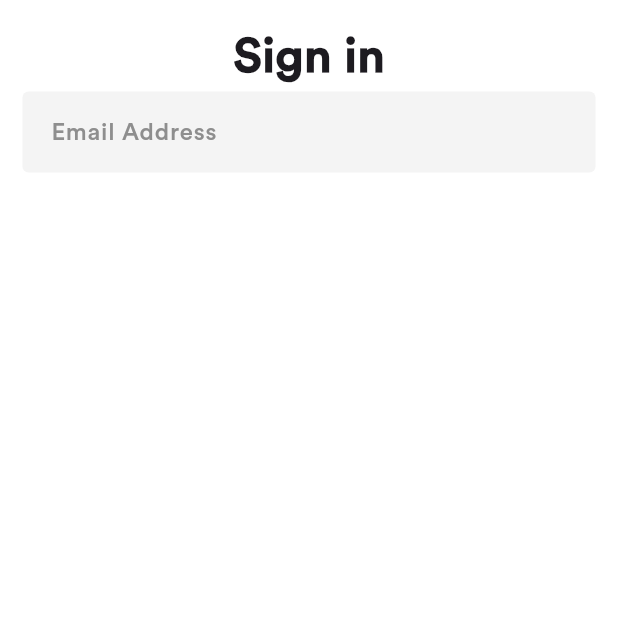
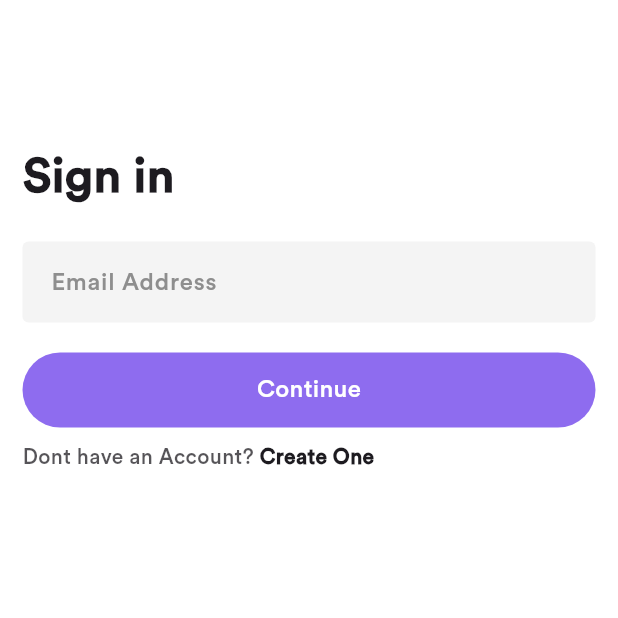
Before and after one commit to MohamedElnaggar0/store_app, a Flutter app: the screen it shows after launch, on a phone screen of 412 x 824 dp, the top half of it. Run offline on Flutter 3.47's test engine with Material 3 defaults, Android fonts, the phone set to English and light mode, and no system bars; our stand-ins replace flutter_bloc, go_router.

Commit message:
create custom botton and finished sign in view ui

```diff
--- /dev/null
+++ b/devtools_options.yaml
@@ -0,0 +1,3 @@
+description: This file stores settings for Dart & Flutter DevTools.
+documentation: https://docs.flutter.dev/tools/devtools/extensions#configure-extension-enablement-states
+extensions:
--- a/lib/core/configs/app_router.dart
+++ b/lib/core/configs/app_router.dart
@@ -1,9 +1,9 @@
 import 'package:go_router/go_router.dart';
-import 'package:store_app/features/auth/presentation/views/signin.dart';
+import 'package:store_app/features/auth/presentation/views/signin_email.dart';
 import 'package:store_app/features/splash/presentation/views/splash_view.dart';
 
 abstract class AppRouter {
-  static const kHomeView = '/homeView';
+  static const kSigninEmailView = '/signinEmailView';
 
   static final router = GoRouter(
     routes: [
@@ -12,8 +12,8 @@ abstract class AppRouter {
         builder: (context, state) => const SplashView(),
       ),
       GoRoute(
-        path: kHomeView,
-        builder: (context, state) => const SigninView(),
+        path: kSigninEmailView,
+        builder: (context, state) => const SigninEmailView(),
       ),
     ],
   );
--- a/lib/core/configs/app_theme.dart
+++ b/lib/core/configs/app_theme.dart
@@ -38,7 +38,7 @@ class AppTheme {
       fillColor: AppColor.darkSecondBackgroundColor,
       hintStyle: const TextStyle(
           color: Color(0xFFA7A7A7), fontWeight: FontWeight.w500),
-      contentPadding: EdgeInsets.all(10),
+      contentPadding: EdgeInsets.all(20),
       border: OutlineInputBorder(
         borderRadius: BorderRadius.circular(4),
         borderSide: BorderSide.none,
--- a/lib/features/auth/presentation/views/signin.dart
+++ b/lib/features/auth/presentation/views/signin_email.dart
@@ -1,13 +1,13 @@
 import 'package:flutter/material.dart';
 import 'package:store_app/features/auth/presentation/widgets/signin_view_body.dart';
 
-class SigninView extends StatelessWidget {
-  const SigninView({super.key});
+class SigninEmailView extends StatelessWidget {
+  const SigninEmailView({super.key});
 
   @override
   Widget build(BuildContext context) {
     return const Scaffold(
-      body: SigninViewBody(),
+      body: SigninEmailViewBody(),
     );
   }
 }
--- /dev/null
+++ b/lib/features/auth/presentation/widgets/custom_button.dart
@@ -0,0 +1,23 @@
+import 'package:flutter/material.dart';
+import 'package:store_app/core/configs/app_color.dart';
+
+class CustomButton extends StatelessWidget {
+  const CustomButton({super.key, required this.text});
+  final String text;
+  @override
+  Widget build(BuildContext context) {
+    return Container(
+      height: 50,
+      width: double.infinity,
+      decoration: BoxDecoration(
+          color: AppColor.primaryColor,
+          borderRadius: BorderRadius.circular(25)),
+      child: Center(
+        child: Text(
+          text,
+          style: const TextStyle(color: Colors.white, fontSize: 16),
+        ),
+      ),
+    );
+  }
+}
--- a/lib/features/auth/presentation/widgets/custom_text_field.dart
+++ b/lib/features/auth/presentation/widgets/custom_text_field.dart
@@ -14,7 +14,6 @@ class CustomTextField extends StatelessWidget {
         return null;
       },
       onChanged: onChanged,
-      maxLines: 1,
       decoration: InputDecoration(
         hintText: hintText,
         isDense: true,
--- /dev/null
+++ b/lib/features/auth/presentation/widgets/custom_text_widgets.dart
@@ -0,0 +1,30 @@
+import 'package:flutter/material.dart';
+
+class CustomTextWidgets extends StatelessWidget {
+  const CustomTextWidgets(
+      {super.key, required this.text, required this.clickableText});
+  final String text;
+  final String clickableText;
+  @override
+  Widget build(BuildContext context) {
+    return Row(
+      children: [
+        Text(
+          text,
+          style: TextStyle(
+              color: Theme.of(context)
+                  .textTheme
+                  .bodyMedium!
+                  .color
+                  // ignore: deprecated_member_use
+                  ?.withOpacity(0.75)),
+        ),
+        GestureDetector(
+            child: Text(
+          clickableText,
+          style: const TextStyle(fontWeight: FontWeight.bold),
+        )),
+      ],
+    );
+  }
+}
--- a/lib/features/auth/presentation/widgets/signin_view_body.dart
+++ b/lib/features/auth/presentation/widgets/signin_view_body.dart
@@ -1,20 +1,32 @@
 import 'package:flutter/material.dart';
 import 'package:store_app/features/auth/presentation/widgets/custom_text.dart';
 import 'package:store_app/features/auth/presentation/widgets/custom_text_field.dart';
+import 'package:store_app/features/auth/presentation/widgets/custom_button.dart';
+import 'package:store_app/features/auth/presentation/widgets/custom_text_widgets.dart';
 
-class SigninViewBody extends StatelessWidget {
-  const SigninViewBody({super.key});
+class SigninEmailViewBody extends StatelessWidget {
+  const SigninEmailViewBody({super.key});
 
   @override
   Widget build(BuildContext context) {
     return Padding(
       padding: const EdgeInsets.all(15),
       child: Column(
+        crossAxisAlignment: CrossAxisAlignment.start,
         children: [
+          SizedBox(height: 80),
           CustomText('Sign in'),
+          const SizedBox(height: 20),
           CustomTextField(
             hintText: 'Email Address',
           ),
+          const SizedBox(height: 20),
+          CustomButton(
+            text: 'Continue',
+          ),
+          const SizedBox(height: 10),
+          CustomTextWidgets(
+              text: 'Dont have an Account? ', clickableText: 'Create One')
         ],
       ),
     );
--- a/lib/features/splash/presentation/views/splash_view.dart
+++ b/lib/features/splash/presentation/views/splash_view.dart
@@ -14,7 +14,7 @@ class SplashView extends StatelessWidget {
     return BlocListener<SplashCubit, SplashState>(
         listener: (context, state) {
           if (state is Authenticated) {
-            return GoRouter.of(context).go(AppRouter.kHomeView);
+            return GoRouter.of(context).go(AppRouter.kSigninEmailView);
           }
         },
         child: const Scaffold(
```
